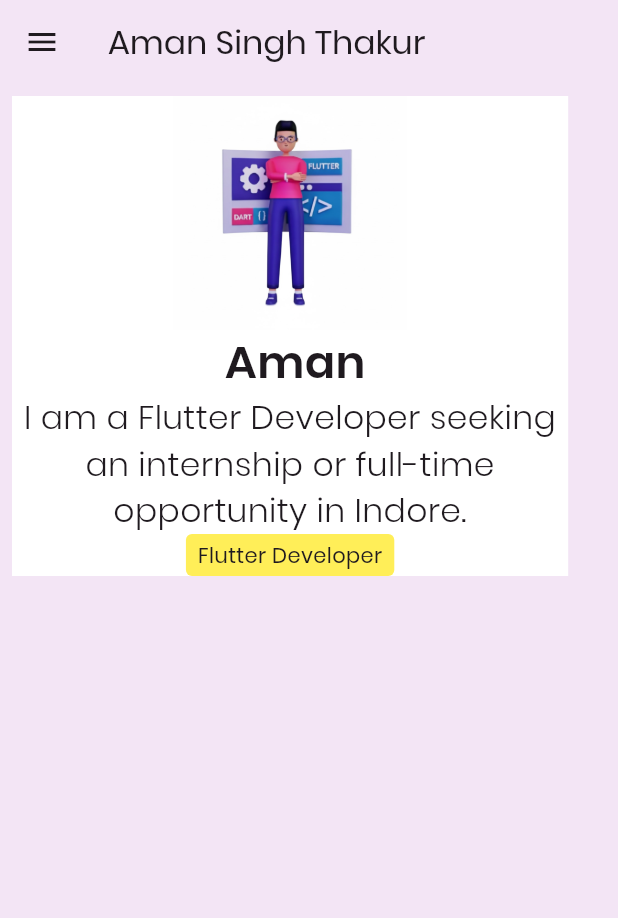
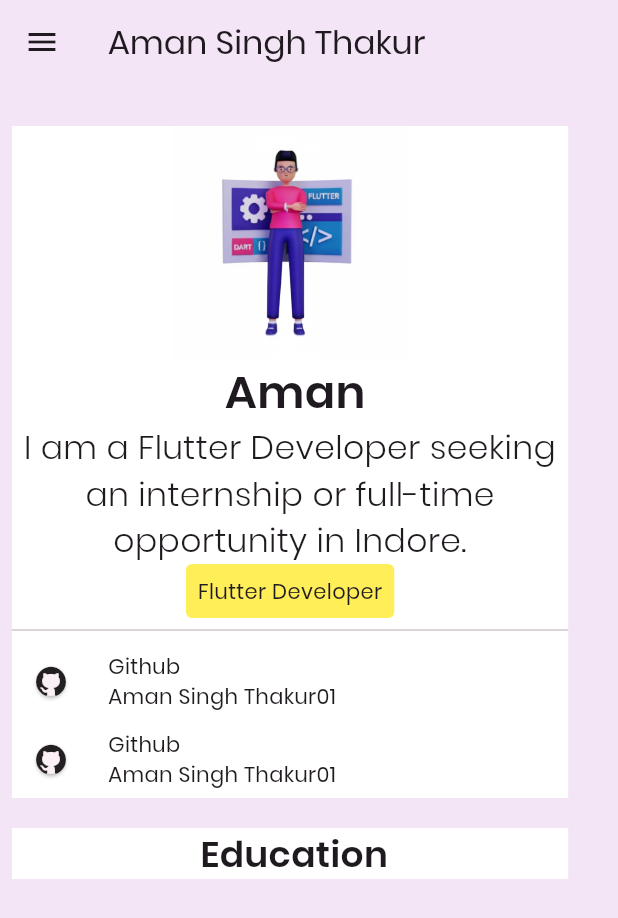
Before and after one commit to AmanSinghThakur01/Portfolio, a Flutter app: the screen it shows after launch, on a phone screen of 412 x 824 dp. Shown: the top 918 px of the screen. Run offline on Flutter 3.47's test engine with Material 3 defaults, Android fonts, the phone set to English and light mode, and no system bars; our stand-ins replace font_awesome_flutter.

Commit message:
About card created

```diff
--- a/lib/screens/about.dart
+++ b/lib/screens/about.dart
@@ -1,4 +1,5 @@
 import 'package:flutter/material.dart';
+import 'package:font_awesome_flutter/font_awesome_flutter.dart';
 class About extends StatefulWidget {
   const About({super.key});
 
@@ -9,6 +10,79 @@ class About extends StatefulWidget {
 class _AboutState extends State<About> {
   @override
   Widget build(BuildContext context) {
-    return Container();
+    final screenWidth = MediaQuery.of(context).size.width;
+
+    return Container(
+      margin: EdgeInsets.only(
+        top: 20.0,
+      ),
+      width: screenWidth < 900 ? screenWidth * 0.9 : screenWidth * 0.3,
+      decoration: const BoxDecoration(color: Colors.white),
+      child: Column(
+        children: [
+          Image.asset("assets/dev.png", height: 156),
+          const Text(
+            " Aman",
+            style: TextStyle(fontSize: 30, fontWeight: FontWeight.w600),
+          ),
+          const Text(
+            "I am a Flutter Developer seeking an internship or full-time opportunity in Indore. ",
+            textAlign: TextAlign.center,
+            style: TextStyle(fontSize: 22, fontWeight: FontWeight.w300),
+          ),
+          Container(
+            padding: EdgeInsets.symmetric(horizontal: 8, vertical: 8),
+            decoration: BoxDecoration(
+              color: Colors.yellow.shade400,
+              borderRadius: BorderRadius.circular(4),
+            ),
+            child: Text('Flutter Developer'),
+          ),
+          Divider(),
+          Container(
+            child: Row(
+
+              children: [
+                Padding(
+                  padding: const EdgeInsets.all(12.0),
+                  child: Card(child: Icon(FontAwesomeIcons.github, size: 20,)),
+                ),
+                SizedBox(width: 12.0,),
+                Column(
+                  crossAxisAlignment: CrossAxisAlignment.start,
+                  children: [
+                    Text("Github"),
+                    Text("Aman Singh Thakur01"),
+                  ],
+                )
+              ],
+            ),
+          ),
+          Container(
+            child: Row(
+
+              children: [
+                Padding(
+                  padding: const EdgeInsets.all(12.0),
+                  child: Card(child: Icon(FontAwesomeIcons.github, size: 20,)),
+                ),
+                SizedBox(width: 12.0,),
+                Column(
+                  crossAxisAlignment: CrossAxisAlignment.start,
+                  children: [
+                    Text("Github"),
+                    Text("Aman Singh Thakur01"),
+                  ],
+                )
+              ],
+            ),
+          )
+          ,
+
+
+
+        ],
+      ),
+    );
   }
 }
--- a/lib/screens/education.dart
+++ b/lib/screens/education.dart
@@ -13,28 +13,17 @@ class _EducationState extends State<Education> {
     final screenWidth = MediaQuery.of(context).size.width;
 
     return Container(
-      width: screenWidth < 900 ? screenWidth * 0.9 : screenWidth * 0.3,
-      decoration: const BoxDecoration(color: Colors.white),
+      margin: EdgeInsets.only(
+        top: 20.0,
+      ),
+      width: screenWidth < 900 ? screenWidth * 0.9 : screenWidth * 0.5,
+      decoration: BoxDecoration(
+        color: Colors.white,
+      ),
       child: Column(
         children: [
-          Image.asset("assets/dev.png", height: 156),
-          const Text(
-            " Aman",
-            style: TextStyle(fontSize: 30, fontWeight: FontWeight.w600),
+          Text(" Education",style: TextStyle(fontSize: 24, fontWeight: FontWeight.w600),
           ),
-          const Text(
-            "I am a Flutter Developer seeking an internship or full-time opportunity in Indore. ",
-            textAlign: TextAlign.center,
-            style: TextStyle(fontSize: 22, fontWeight: FontWeight.w300),
-          ),
-          Container(
-            padding: EdgeInsets.symmetric(horizontal: 8, vertical: 4),
-            decoration: BoxDecoration(
-              color: Colors.yellow.shade400,
-              borderRadius: BorderRadius.circular(4),
-            ),
-            child: Text('Flutter Developer'),
-          )
         ],
       ),
     );
--- a/lib/screens/portfolio.dart
+++ b/lib/screens/portfolio.dart
@@ -1,4 +1,5 @@
 import 'package:flutter/material.dart';
+import 'package:portfolio/screens/about.dart';
 import 'package:portfolio/screens/education.dart';
 class Portfolio extends StatefulWidget {
   const Portfolio({super.key});
@@ -42,7 +43,9 @@ class _PortfolioState extends State<Portfolio> {
           child: Column(
             children: [
               Wrap(
+                alignment: WrapAlignment.center,
                 children: [
+                  About(),
                   Education(),
                 ],
               ),
```
